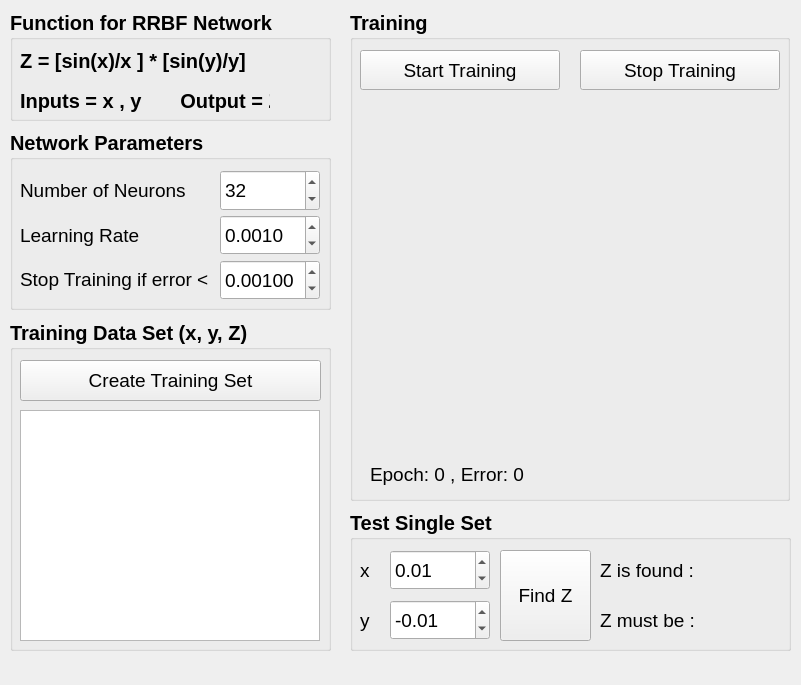
Above: mainwindow.ui from ahmetcihan/RRBF_Neural_Network before the change. Below: the same form after it.
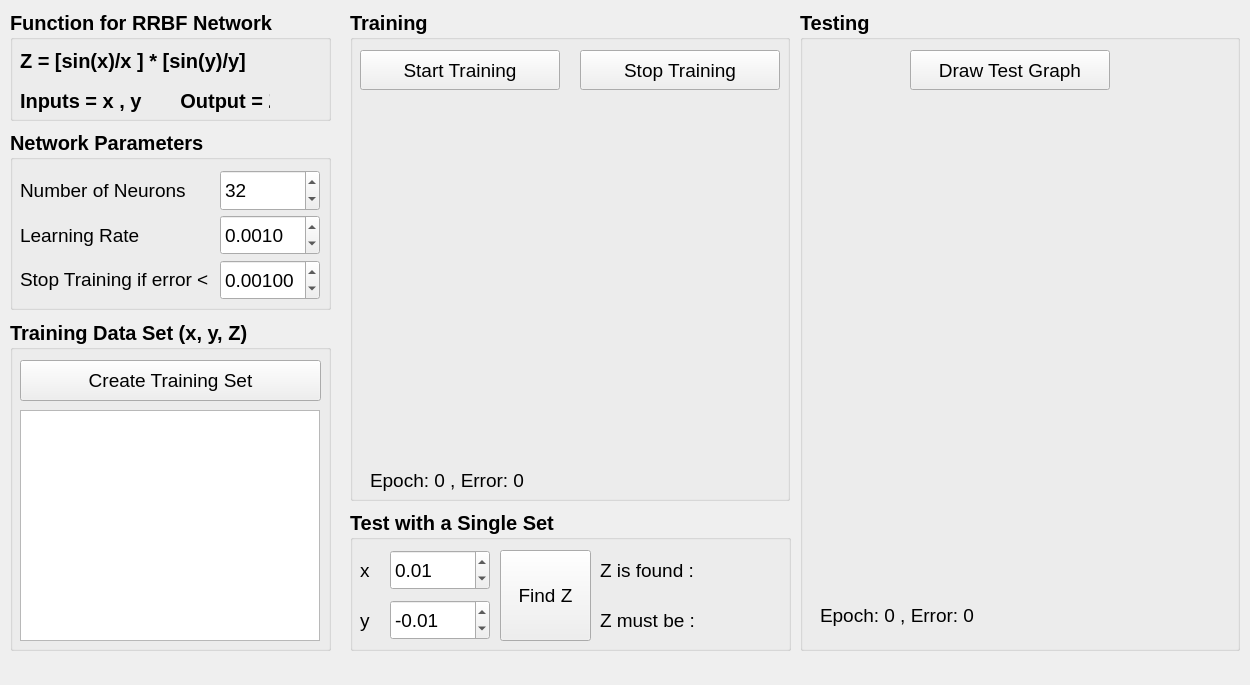
That is the form after the change.

Commit message: testing added but qcustomplot need to be upgraded

```diff
--- a/mainwindow.ui
+++ b/mainwindow.ui
@@ -6,7 +6,7 @@
    <rect>
     <x>0</x>
     <y>0</y>
-    <width>801</width>
+    <width>1250</width>
     <height>685</height>
    </rect>
   </property>
@@ -364,7 +364,7 @@
      <property name="geometry">
       <rect>
        <x>20</x>
-       <y>449</y>
+       <y>455</y>
        <width>400</width>
        <height>31</height>
       </rect>
@@ -398,7 +398,7 @@
      </font>
     </property>
     <property name="title">
-     <string>Test Single Set</string>
+     <string>Test with a Single Set</string>
     </property>
     <widget class="QLabel" name="errorLabel_7">
      <property name="geometry">
@@ -565,6 +565,66 @@
      </property>
     </widget>
    </widget>
+   <widget class="QGroupBox" name="groupBox_testing">
+    <property name="geometry">
+     <rect>
+      <x>800</x>
+      <y>10</y>
+      <width>440</width>
+      <height>641</height>
+     </rect>
+    </property>
+    <property name="font">
+     <font>
+      <pointsize>15</pointsize>
+      <weight>75</weight>
+      <bold>true</bold>
+     </font>
+    </property>
+    <property name="title">
+     <string>Testing</string>
+    </property>
+    <widget class="QLabel" name="errorLabel_9">
+     <property name="geometry">
+      <rect>
+       <x>20</x>
+       <y>590</y>
+       <width>400</width>
+       <height>31</height>
+      </rect>
+     </property>
+     <property name="font">
+      <font>
+       <pointsize>14</pointsize>
+       <weight>50</weight>
+       <bold>false</bold>
+      </font>
+     </property>
+     <property name="text">
+      <string>Epoch: 0 , Error: 0</string>
+     </property>
+    </widget>
+    <widget class="QPushButton" name="drawTestGraphButton">
+     <property name="geometry">
+      <rect>
+       <x>110</x>
+       <y>40</y>
+       <width>200</width>
+       <height>40</height>
+      </rect>
+     </property>
+     <property name="font">
+      <font>
+       <pointsize>14</pointsize>
+       <weight>50</weight>
+       <bold>false</bold>
+      </font>
+     </property>
+     <property name="text">
+      <string>Draw Test Graph</string>
+     </property>
+    </widget>
+   </widget>
   </widget>
   <widget class="QMenuBar" name="menubar">
    <property name="geometry">
```
Left out of the diff: 2 changed lines with no effect on the pictures. The commit also changes 2 other files.
